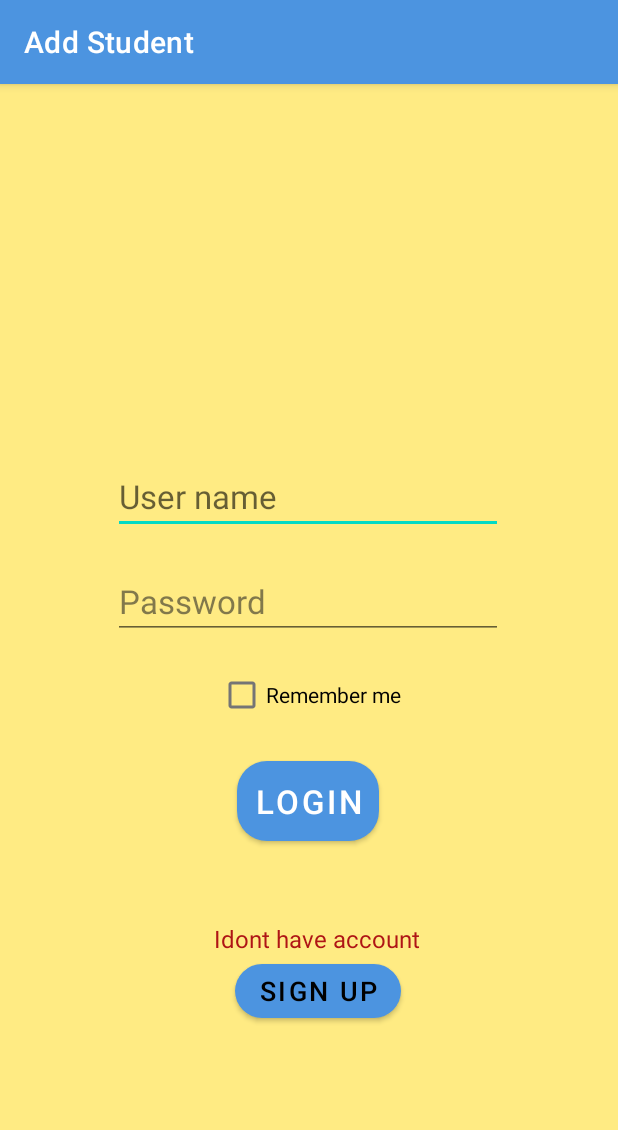
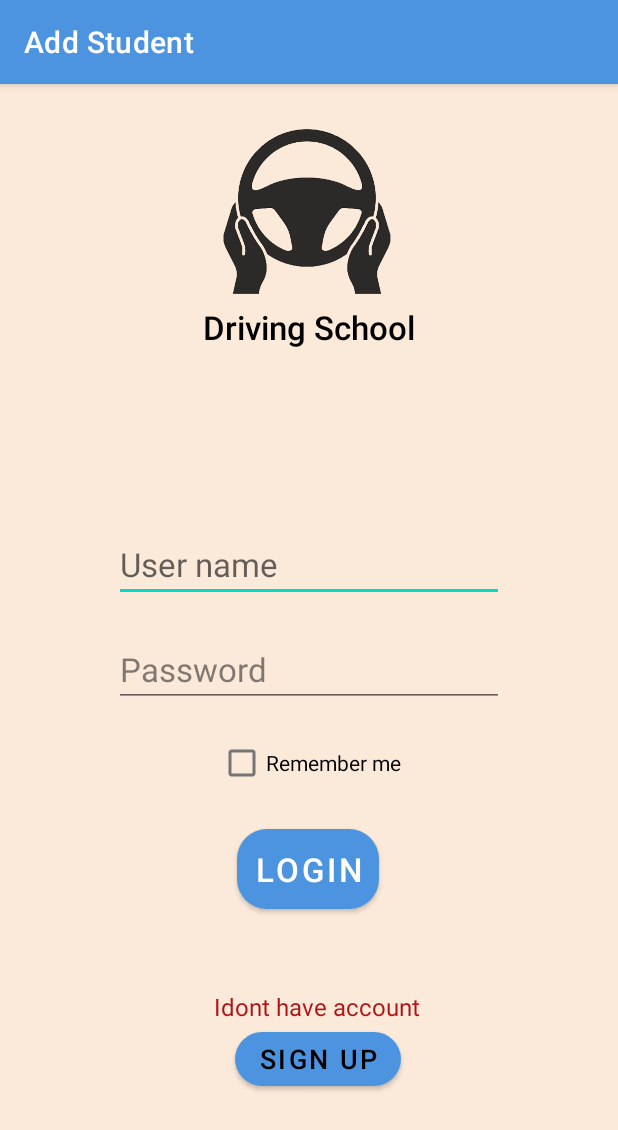
Before and after one commit to Ahmad-Alqattu/Assignment1-Driving-School, an Android app: the screen it shows after launch (Login), on a phone screen of 412 x 824 dp. Shown: the top 1130 px of the screen. Run offline under Robolectric (Android 15) with nearby library versions, the phone set to English and light mode, and no system bars; our stand-ins replace Firebase (no records; nobody signed in at launch, a user with empty details on screens opened directly); libraries missing offline, so code that uses them is left out: org.checkerframework.common.

Commit message:
add student

```diff
--- a/app/src/main/res/layout/activity_login.xml
+++ b/app/src/main/res/layout/activity_login.xml
@@ -5,7 +5,7 @@
     android:layout_width="match_parent"
     android:layout_height="match_parent"
 
-    android:background="#FFEB83"
+    android:background="#FBE9D9"
     tools:context=".Login"
     tools:layout_editor_absoluteX="-17dp"
     tools:layout_editor_absoluteY="2dp">
@@ -14,13 +14,13 @@
         android:id="@+id/editText1"
         android:layout_width="260dp"
         android:layout_height="wrap_content"
-        android:layout_marginStart="75dp"
-        android:layout_marginTop="250dp"
+        android:layout_marginTop="295dp"
         android:ems="10"
         android:hint="User name"
         android:inputType="textPersonName"
         android:textColorHighlight="#FF2525"
         android:textSize="22dp"
+        app:layout_constraintEnd_toEndOf="parent"
         app:layout_constraintStart_toStartOf="parent"
         app:layout_constraintTop_toTopOf="parent" />
 
@@ -28,13 +28,13 @@
         android:id="@+id/editText2"
         android:layout_width="260dp"
         android:layout_height="wrap_content"
-        android:layout_marginStart="75dp"
         android:layout_marginTop="20dp"
         android:ems="10"
         android:hint="Password"
         android:inputType="textPassword"
         android:textColorHint="#90202020"
         android:textSize="22dp"
+        app:layout_constraintEnd_toEndOf="parent"
         app:layout_constraintStart_toStartOf="parent"
         app:layout_constraintTop_toBottomOf="@+id/editText1" />
 
@@ -98,4 +98,27 @@
         app:layout_constraintHorizontal_bias="0.52"
         app:layout_constraintStart_toStartOf="parent" />
 
+    <ImageView
+        android:id="@+id/imageView5"
+        android:layout_width="120dp"
+        android:layout_height="120dp"
+        android:layout_marginTop="25dp"
+        app:layout_constraintEnd_toEndOf="parent"
+        app:layout_constraintStart_toStartOf="parent"
+        app:layout_constraintTop_toTopOf="parent"
+        app:srcCompat="@drawable/istockphoto" />
+
+    <TextView
+        android:id="@+id/textView16"
+        android:layout_width="wrap_content"
+        android:layout_height="wrap_content"
+        android:layout_marginTop="2dp"
+        android:fontFamily="sans-serif-medium"
+        android:text="@string/app_name"
+        android:textColor="#000000"
+        android:textSize="22dp"
+        app:layout_constraintEnd_toEndOf="parent"
+        app:layout_constraintStart_toStartOf="parent"
+        app:layout_constraintTop_toBottomOf="@+id/imageView5" />
+
 </androidx.constraintlayout.widget.ConstraintLayout>
```
